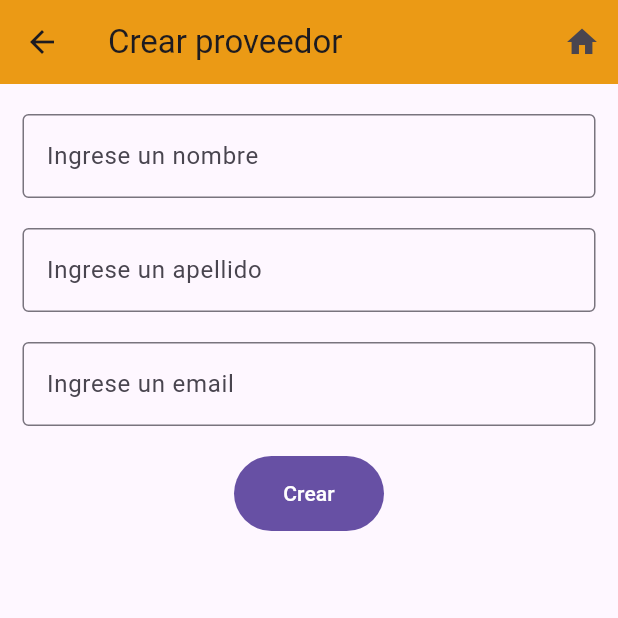
After one commit to asanchez1415/crud-flutter, a Flutter app: the ProveedorCreateScreen screen opened by its route, after a tap on "Crear", on a phone screen of 412 x 824 dp, the top half of it. The commit adds this screen. Run offline on Flutter 3.47's test engine with Material 3 defaults, Android fonts, the phone set to English and light mode, and no system bars; network calls fail; Roboto replaces fonts that are missing (Releway).

Commit message:
Some changes (proveedor screens)

```diff
--- a/lib/routes/app_routes.dart
+++ b/lib/routes/app_routes.dart
@@ -1,3 +1,5 @@
+import 'package:crud_flutter/screen/proveedores/proveedor_create_screen.dart';
+import 'package:crud_flutter/screen/proveedores/proveedores_opciones_screen.dart';
 import 'package:flutter/material.dart';
 import 'package:crud_flutter/screen/screen.dart';
 
@@ -5,12 +7,14 @@ class AppRoutes {
   static const initialRoute = 'login';
   static Map<String, Widget Function(BuildContext)> routes = {
     'login': (BuildContext context) => const LoginScreen(),
-    'list': (BuildContext context) => const ListProductScreen(),
+    'menu': (BuildContext context) => const MenuScreen(),
     'add_user': (BuildContext context) => const RegisterUserScreen(),
     // Proveedores
     'proveedores': (BuildContext context) => const ProveedoresScreen(),
-    'proveedor-detail-edit': (BuildContext context) =>
-        const ProveedorDetailEditScreen(),
+    'proveedores-opciones': (BuildContext context) =>
+        const ProveedoresOpcionesScreen(),
+    'proveedor-edit': (BuildContext context) => const ProveedorEditScreen(),
+    'proveedor-create': (BuildContext context) => const ProveedorCreateScreen(),
     //
     'categorias': (BuildContext context) => const CategoriasScreen(),
     //
--- a/lib/screen/login_screen.dart
+++ b/lib/screen/login_screen.dart
@@ -117,7 +117,7 @@ class LoginForm extends StatelessWidget {
                     final String? errorMessage = await authService.login(
                         LoginForm.email, LoginForm.password);
                     if (errorMessage == null) {
-                      Navigator.pushNamed(context, 'list');
+                      Navigator.pushNamed(context, 'menu');
                     } else {
                       print(errorMessage);
                     }
--- a/lib/screen/proveedores/proveedor_detail_edit_screen.dart
+++ b/lib/screen/proveedores/proveedor_create_screen.dart
@@ -1,22 +1,15 @@
+import 'package:crud_flutter/widgets/appbar_widget.dart';
 import 'package:crud_flutter/widgets/proveedores/proveedores_form_widget.dart';
 import 'package:flutter/material.dart';
 
-class ProveedorDetailEditScreen extends StatefulWidget {
-  const ProveedorDetailEditScreen({super.key});
+class ProveedorCreateScreen extends StatefulWidget {
+  const ProveedorCreateScreen({super.key});
 
   @override
-  State<ProveedorDetailEditScreen> createState() =>
-      _ProveedorDetailEditScreenState();
+  State<ProveedorCreateScreen> createState() => _ProveedorCreateScreenState();
 }
 
-class _ProveedorDetailEditScreenState extends State<ProveedorDetailEditScreen> {
-  @override
-  // ignore: must_call_super
-  initState() {
-    // ignore: avoid_print
-    print("initState Called");
-  }
-
+class _ProveedorCreateScreenState extends State<ProveedorCreateScreen> {
   @override
   Widget build(BuildContext context) {
     final arguments = (ModalRoute.of(context)?.settings.arguments ??
@@ -29,19 +22,18 @@ class _ProveedorDetailEditScreenState extends State<ProveedorDetailEditScreen> {
     TextEditingController controllerMail =
         TextEditingController(text: arguments['provider_mail']);
 
-    return Scaffold(
-      appBar: AppBar(
-        title: const Text('Detalle del proveedor'),
-      ),
+    return AppBarWidget(
+      title: 'Crear proveedor',
       body: Padding(
         padding: const EdgeInsets.only(top: 20, left: 15, right: 15),
         child: Column(
           children: [
             ProveedoresFormWidget(
-              controllerName: controllerName,
-              controllerLastName: controllerLastName,
-              controllerMail: controllerMail,
-            )
+                controllerName: controllerName,
+                controllerLastName: controllerLastName,
+                controllerMail: controllerMail,
+                arguments: arguments,
+                type: 'create')
           ],
         ),
       ),
--- a/lib/screen/screen.dart
+++ b/lib/screen/screen.dart
@@ -3,7 +3,7 @@ export 'package:crud_flutter/screen/loading_screen.dart';
 export 'package:crud_flutter/screen/error_screen.dart';
 export 'package:crud_flutter/screen/menu.dart';
 export 'package:crud_flutter/screen/login_screen.dart';
-export 'package:crud_flutter/screen/proveedores/proveedor_detail_edit_screen.dart';
+export 'package:crud_flutter/screen/proveedores/proveedor_edit_screen.dart';
 export 'package:crud_flutter/screen/proveedores/proveedores_screen.dart';
 export 'package:crud_flutter/screen/categorias/categorias_screen.dart';
 export 'package:crud_flutter/screen/productos/productos_screen.dart';
--- /dev/null
+++ b/lib/services/post_service.dart
@@ -0,0 +1,31 @@
+import 'package:flutter/material.dart';
+import 'package:http/http.dart' as http;
+import 'dart:convert';
+
+Future<void> postService(String url, Object data, context) async {
+  const String apiUser = 'test';
+  const String apiPass = 'test2023';
+  const String baseUrl = '143.198.118.203:8050';
+
+  var urlFormat = Uri.http(baseUrl, url);
+  String basicAuth = 'Basic ${base64Encode(utf8.encode('$apiUser:$apiPass'))}';
+
+  final response = await http.post(
+    urlFormat,
+    headers: {
+      'authorization': basicAuth,
+      'Content-Type': 'application/json; charset=UTF-8',
+    },
+    body: jsonEncode(data),
+  );
+
+  if (response.statusCode == 200) {
+    String message = jsonDecode(response.body)['MSJ'];
+    final snackBar = SnackBar(content: Text(message.toString()));
+    ScaffoldMessenger.of(context).showSnackBar(snackBar);
+    Navigator.pushNamed(context, 'proveedores');
+  } else {
+    const snackBar = SnackBar(content: Text('Ha ocurrido un error'));
+    ScaffoldMessenger.of(context).showSnackBar(snackBar);
+  }
+}
--- a/lib/services/product_service.dart
+++ b/lib/services/product_service.dart
@@ -96,7 +96,7 @@ class ProductService extends ChangeNotifier {
     print(decodeResp);
     this.products.clear(); //borra todo el listado
     loadProducts();
-    Navigator.of(context).pushNamed('list');
+    Navigator.of(context).pushNamed('menu');
     return '';
   }
 }
--- /dev/null
+++ b/lib/widgets/appbar_widget.dart
@@ -0,0 +1,28 @@
+import 'package:flutter/material.dart';
+
+class AppBarWidget extends StatelessWidget {
+  final String title;
+  final Widget body;
+
+  const AppBarWidget({super.key, required this.title, required this.body});
+  @override
+  Widget build(BuildContext context) {
+    return Scaffold(
+      appBar: AppBar(
+        title: Text(title),
+        actions: [
+          IconButton(
+            onPressed: () {
+              Navigator.pushNamed(
+                context,
+                'menu',
+              );
+            },
+            icon: const Icon(Icons.home),
+          ),
+        ],
+      ),
+      body: body,
+    );
+  }
+}
--- a/lib/widgets/proveedores/proveedores_form_widget.dart
+++ b/lib/widgets/proveedores/proveedores_form_widget.dart
@@ -1,13 +1,20 @@
+import 'package:crud_flutter/services/post_service.dart';
 import 'package:flutter/material.dart';
 
 class ProveedoresFormWidget extends StatelessWidget {
-  TextEditingController controllerName, controllerLastName, controllerMail;
+  final TextEditingController controllerName,
+      controllerLastName,
+      controllerMail;
+  final arguments;
+  final String type;
 
-  ProveedoresFormWidget(
+  const ProveedoresFormWidget(
       {super.key,
+      required this.arguments,
       required this.controllerLastName,
       required this.controllerName,
-      required this.controllerMail});
+      required this.controllerMail,
+      required this.type});
 
   @override
   Widget build(BuildContext context) {
@@ -53,11 +60,32 @@ class ProveedoresFormWidget extends StatelessWidget {
         const SizedBox(
           height: 20,
         ),
-        FilledButton(
-          onPressed: () {
-            // print(controllerName.text);
-          },
-          child: Text('Editar'),
+        SizedBox(
+          height: 50,
+          width: 100,
+          child: FilledButton(
+            onPressed: () {
+              if (type == 'create') {
+                Object data = {
+                  "provider_name": controllerName.text,
+                  "provider_last_name": controllerLastName.text,
+                  "provider_mail": controllerMail.text,
+                  "provider_state": 'Activo',
+                };
+                postService('ejemplos/provider_add_rest/', data, context);
+              } else if (type == 'edit') {
+                Object data = {
+                  "provider_id": arguments['providerid'],
+                  "provider_name": controllerName.text,
+                  "provider_last_name": controllerLastName.text,
+                  "provider_mail": controllerMail.text,
+                  "provider_state": arguments['provider_state'],
+                };
+                postService('ejemplos/provider_add_rest/', data, context);
+              }
+            },
+            child: Text(type == 'create' ? 'Crear' : 'Editar'),
+          ),
         ),
       ],
     );
```
Also changed, not shown: lib/screen/categorias/categorias_screen.dart (+4 -5 lines), lib/screen/menu.dart (+8 -4 lines), lib/screen/productos/productos_screen.dart (+4 -5 lines), lib/screen/proveedores/proveedor_edit_screen.dart (added, +43 -0 lines), lib/screen/proveedores/proveedores_opciones_screen.dart (added, +118 -0 lines), lib/screen/proveedores/proveedores_screen.dart (+28 -7 lines).
